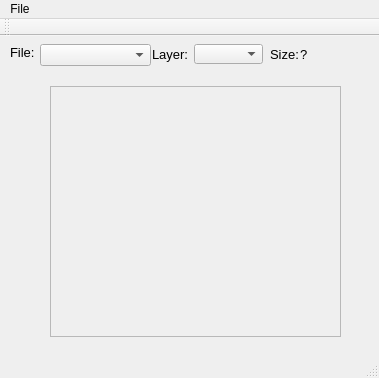
Above: ImagePyramid/imagepyramidui.ui from JuliaZamiatina/Image-pyramid before the change. Below: the same form after it.
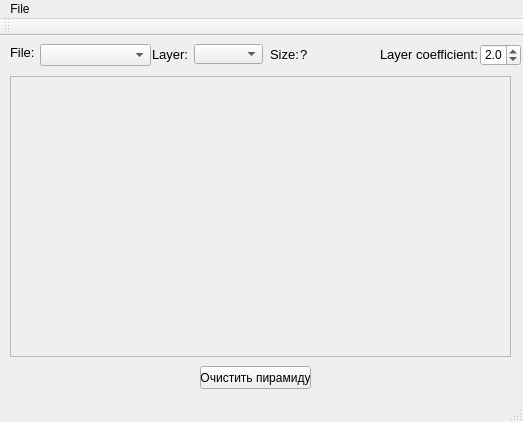
That is the form after the change.

Commit message: Choosing the corffitient of layers, clearing the pyramid

The edit to the form file:
```diff
--- a/ImagePyramid/imagepyramidui.ui
+++ b/ImagePyramid/imagepyramidui.ui
@@ -2,12 +2,15 @@
 <ui version="4.0">
  <class>ImagePyramidUI</class>
  <widget class="QMainWindow" name="ImagePyramidUI">
+  <property name="enabled">
+   <bool>true</bool>
+  </property>
   <property name="geometry">
    <rect>
     <x>0</x>
     <y>0</y>
-    <width>379</width>
-    <height>378</height>
+    <width>523</width>
+    <height>422</height>
    </rect>
   </property>
   <property name="windowTitle">
@@ -109,10 +112,10 @@
    <widget class="QScrollArea" name="image">
     <property name="geometry">
      <rect>
-      <x>50</x>
-      <y>50</y>
-      <width>291</width>
-      <height>251</height>
+      <x>10</x>
+      <y>40</y>
+      <width>501</width>
+      <height>281</height>
      </rect>
     </property>
     <property name="widgetResizable">
@@ -123,8 +126,8 @@
       <rect>
        <x>0</x>
        <y>0</y>
-       <width>289</width>
-       <height>249</height>
+       <width>499</width>
+       <height>279</height>
       </rect>
      </property>
      <widget class="QLabel" name="lable_image">
@@ -142,13 +145,69 @@
      </widget>
     </widget>
    </widget>
+   <widget class="QLabel" name="label_4">
+    <property name="geometry">
+     <rect>
+      <x>380</x>
+      <y>8</y>
+      <width>101</width>
+      <height>20</height>
+     </rect>
+    </property>
+    <property name="font">
+     <font>
+      <pointsize>10</pointsize>
+     </font>
+    </property>
+    <property name="text">
+     <string>Layer coefficient:</string>
+    </property>
+   </widget>
+   <widget class="QDoubleSpinBox" name="doubleSpinBox">
+    <property name="geometry">
+     <rect>
+      <x>480</x>
+      <y>8</y>
+      <width>41</width>
+      <height>22</height>
+     </rect>
+    </property>
+    <property name="decimals">
+     <number>1</number>
+    </property>
+    <property name="minimum">
+     <double>1.100000000000000</double>
+    </property>
+    <property name="maximum">
+     <double>3.000000000000000</double>
+    </property>
+    <property name="singleStep">
+     <double>0.100000000000000</double>
+    </property>
+    <property name="value">
+     <double>2.000000000000000</double>
+    </property>
+   </widget>
+   <widget class="QPushButton" name="pushButton">
+    <property name="geometry">
+     <rect>
+      <x>200</x>
+      <y>330</y>
+      <width>111</width>
+      <height>23</height>
+     </rect>
+    </property>
+    <property name="text">
+     <string>Очистить пирамиду</string>
+    </property>
+   </widget>
   </widget>
   <widget class="QMenuBar" name="menuBar">
    <property name="geometry">
     <rect>
      <x>0</x>
      <y>0</y>
-     <width>379</width>
+     <width>523</width>
      <height>21</height>
     </rect>
    </property>
@@ -170,7 +229,11 @@
     <bool>false</bool>
    </attribute>
   </widget>
-  <widget class="QStatusBar" name="statusBar"/>
+  <widget class="QStatusBar" name="statusBar">
+   <property name="enabled">
+    <bool>false</bool>
+   </property>
+  </widget>
   <action name="action">
    <property name="text">
     <string>Открыть изображение</string>
```
The commit also changes 19 other files.
